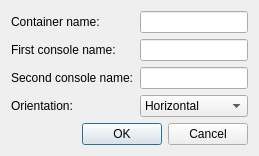
Old version of the form src/ui/dlgAdjustableContainer.ui in the repository sammerpetria/Mudlet.
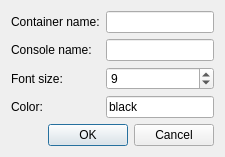
New version of the form.

Commit message: feat: add configurable adjustable container

Patch:
```diff
--- a/src/ui/dlgAdjustableContainer.ui
+++ b/src/ui/dlgAdjustableContainer.ui
@@ -21,7 +21,7 @@
      <item row="1" column="0">
       <widget class="QLabel" name="label_console1">
        <property name="text">
-        <string>First console name:</string>
+        <string>Console name:</string>
        </property>
       </widget>
      </item>
@@ -31,32 +31,32 @@
      <item row="2" column="0">
       <widget class="QLabel" name="label_console2">
        <property name="text">
-        <string>Second console name:</string>
+        <string>Font size:</string>
        </property>
       </widget>
      </item>
      <item row="2" column="1">
-      <widget class="QLineEdit" name="lineEdit_console2_name"/>
+      <widget class="QSpinBox" name="spinBox_fontsize">
+       <property name="minimum">
+        <number>1</number>
+       </property>
+       <property name="value">
+        <number>9</number>
+       </property>
+      </widget>
      </item>
      <item row="3" column="0">
       <widget class="QLabel" name="label_orientation">
        <property name="text">
-        <string>Orientation:</string>
+        <string>Color:</string>
        </property>
       </widget>
      </item>
      <item row="3" column="1">
-      <widget class="QComboBox" name="comboBox_orientation">
-       <item>
-        <property name="text">
-         <string>Horizontal</string>
-        </property>
-       </item>
-       <item>
-        <property name="text">
-         <string>Vertical</string>
-        </property>
-       </item>
+      <widget class="QLineEdit" name="lineEdit_color">
+       <property name="text">
+        <string>black</string>
+       </property>
       </widget>
      </item>
     </layout>
```
Left out of the diff: 8 changed lines with no effect on the pictures. The commit also changes 1 other file.
